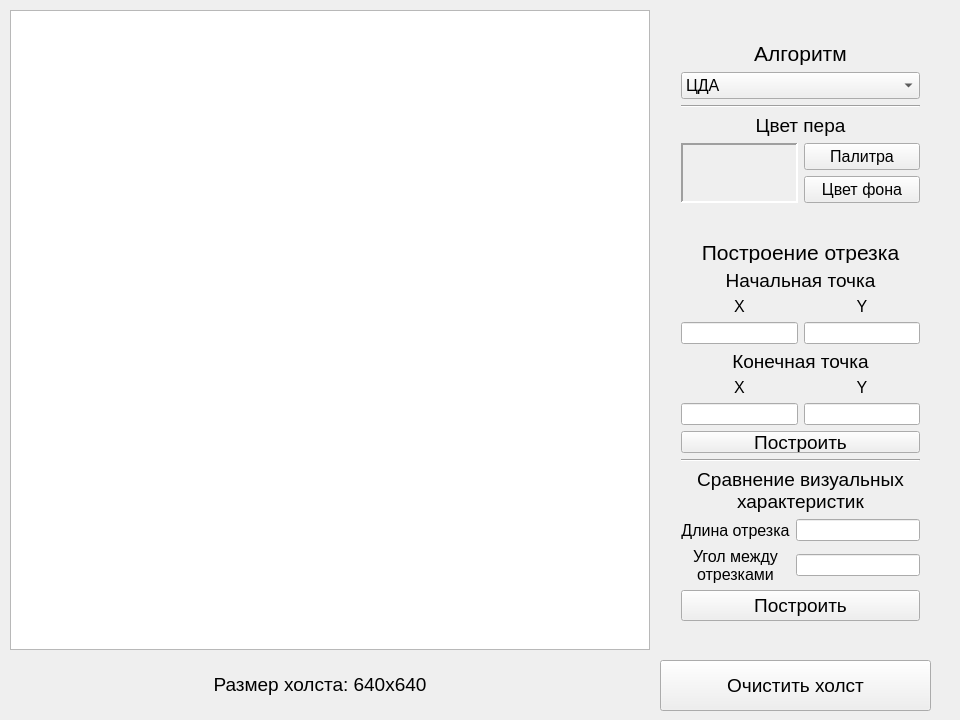
Qt form antsor/lab_03/mainwindow.ui (SGCube/IU7-Computer-Graphics) before a commit.
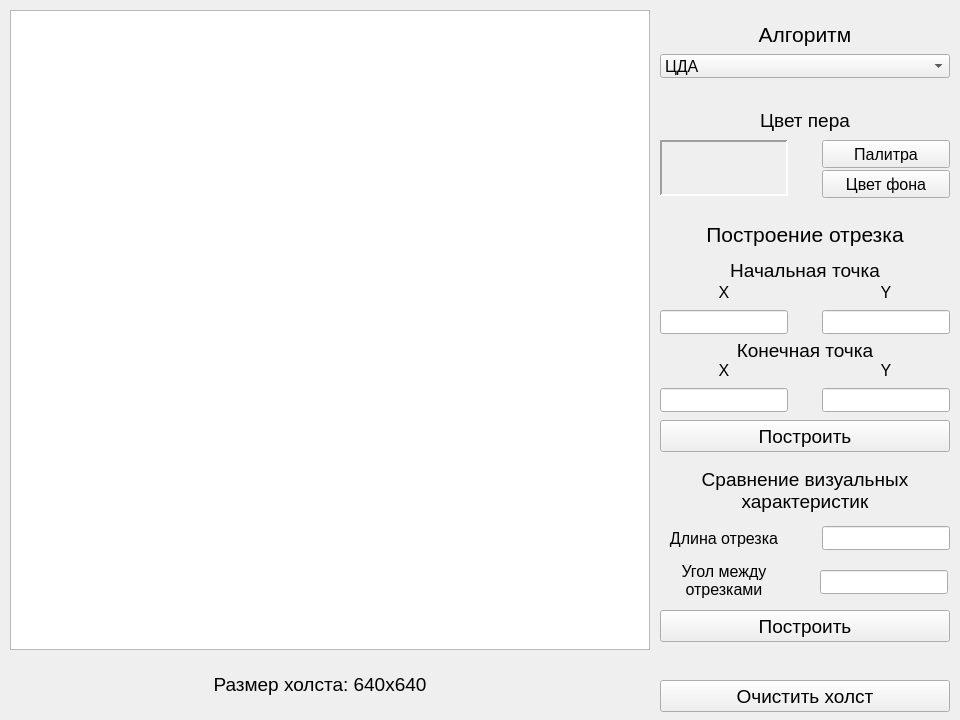
The same form after that commit.

Commit message: interface imporve

Diff of the .ui file:
```diff
--- a/antsor/lab_03/mainwindow.ui
+++ b/antsor/lab_03/mainwindow.ui
@@ -35,92 +35,52 @@
      <set>Qt::AlignCenter</set>
     </property>
    </widget>
-   <widget class="QWidget" name="gridLayoutWidget">
+   <widget class="QPushButton" name="clearButton">
     <property name="geometry">
      <rect>
-      <x>670</x>
-      <y>30</y>
-      <width>261</width>
-      <height>602</height>
+      <x>660</x>
+      <y>680</y>
+      <width>290</width>
+      <height>32</height>
      </rect>
     </property>
-    <layout class="QGridLayout" name="gridLayout">
-     <item row="7" column="0" colspan="2">
-      <widget class="Line" name="line_2">
-       <property name="lineWidth">
-        <number>1</number>
-       </property>
-       <property name="orientation">
-        <enum>Qt::Horizontal</enum>
-       </property>
-      </widget>
-     </item>
-     <item row="33" column="0" colspan="2">
-      <widget class="QPushButton" name="drawSunBtn">
        <property name="font">
         <font>
          <pointsize>14</pointsize>
         </font>
        </property>
        <property name="text">
-        <string>Построить</string>
-       </property>
-      </widget>
-     </item>
-     <item row="32" column="1">
-      <widget class="QLineEdit" name="angleEdit"/>
-     </item>
-     <item row="31" column="0">
-      <widget class="QLabel" name="label_4">
-       <property name="font">
-        <font>
-         <pointsize>12</pointsize>
-        </font>
-       </property>
-       <property name="text">
-        <string>Длина отрезка</string>
-       </property>
-       <property name="alignment">
-        <set>Qt::AlignCenter</set>
-       </property>
-      </widget>
-     </item>
-     <item row="31" column="1">
-      <widget class="QLineEdit" name="lenEdit"/>
-     </item>
-     <item row="30" column="0" colspan="2">
-      <widget class="QLabel" name="label_3">
-       <property name="font">
-        <font>
-         <pointsize>14</pointsize>
-        </font>
-       </property>
-       <property name="text">
-        <string>Сравнение визуальных
-характеристик</string>
-       </property>
-       <property name="alignment">
-        <set>Qt::AlignCenter</set>
-       </property>
-      </widget>
-     </item>
-     <item row="27" column="0" colspan="2">
-      <widget class="Line" name="line">
-       <property name="frameShadow">
-        <enum>QFrame::Sunken</enum>
-       </property>
-       <property name="lineWidth">
-        <number>1</number>
-       </property>
-       <property name="orientation">
-        <enum>Qt::Horizontal</enum>
-       </property>
-      </widget>
-     </item>
-     <item row="6" column="0" colspan="2">
-      <layout class="QGridLayout" name="gridLayout_5">
-       <item row="0" column="0">
+     <string>Очистить холст</string>
+    </property>
+   </widget>
+   <widget class="QGraphicsView" name="gView">
+    <property name="geometry">
+     <rect>
+      <x>10</x>
+      <y>10</y>
+      <width>640</width>
+      <height>640</height>
+     </rect>
+    </property>
+    <property name="verticalScrollBarPolicy">
+     <enum>Qt::ScrollBarAlwaysOff</enum>
+    </property>
+    <property name="horizontalScrollBarPolicy">
+     <enum>Qt::ScrollBarAlwaysOff</enum>
+    </property>
+    <property name="transformationAnchor">
+     <enum>QGraphicsView::NoAnchor</enum>
+    </property>
+   </widget>
         <widget class="QLabel" name="label_2">
+    <property name="geometry">
+     <rect>
+      <x>660</x>
+      <y>22</y>
+      <width>290</width>
+      <height>24</height>
+     </rect>
+    </property>
          <property name="font">
           <font>
            <pointsize>16</pointsize>
@@ -133,9 +93,15 @@
           <set>Qt::AlignCenter</set>
          </property>
         </widget>
-       </item>
-       <item row="1" column="0">
         <widget class="QComboBox" name="algBox">
+    <property name="geometry">
+     <rect>
+      <x>660</x>
+      <y>54</y>
+      <width>290</width>
+      <height>24</height>
+     </rect>
+    </property>
          <property name="font">
           <font>
            <pointsize>12</pointsize>
@@ -170,13 +136,15 @@
           </property>
          </item>
         </widget>
-       </item>
-      </layout>
-     </item>
-     <item row="14" column="0" colspan="2">
-      <layout class="QGridLayout" name="gridLayout_4">
-       <item row="0" column="0" colspan="2">
         <widget class="QLabel" name="colLabel">
+    <property name="geometry">
+     <rect>
+      <x>660</x>
+      <y>108</y>
+      <width>290</width>
+      <height>24</height>
+     </rect>
+    </property>
          <property name="font">
           <font>
            <pointsize>14</pointsize>
@@ -189,49 +157,15 @@
           <set>Qt::AlignCenter</set>
          </property>
         </widget>
-       </item>
-       <item row="3" column="0" colspan="2">
-        <spacer name="verticalSpacer">
-         <property name="orientation">
-          <enum>Qt::Vertical</enum>
-         </property>
-         <property name="sizeType">
-          <enum>QSizePolicy::Fixed</enum>
-         </property>
-         <property name="sizeHint" stdset="0">
-          <size>
-           <width>20</width>
-           <height>32</height>
-          </size>
-         </property>
-        </spacer>
-       </item>
-       <item row="2" column="1">
-        <widget class="QPushButton" name="bgcolBtn">
-         <property name="font">
-          <font>
-           <pointsize>12</pointsize>
-          </font>
-         </property>
-         <property name="text">
-          <string>Цвет фона</string>
-         </property>
-        </widget>
-       </item>
-       <item row="1" column="1">
-        <widget class="QPushButton" name="palletteBtn">
-         <property name="font">
-          <font>
-           <pointsize>12</pointsize>
-          </font>
-         </property>
-         <property name="text">
-          <string>Палитра</string>
-         </property>
-        </widget>
-       </item>
-       <item row="1" column="0" rowspan="2">
         <widget class="QLabel" name="colorFrame">
+    <property name="geometry">
+     <rect>
+      <x>660</x>
+      <y>140</y>
+      <width>128</width>
+      <height>56</height>
+     </rect>
+    </property>
          <property name="frameShape">
           <enum>QFrame::Panel</enum>
          </property>
@@ -248,16 +182,51 @@
           <set>Qt::AlignCenter</set>
          </property>
         </widget>
-       </item>
-      </layout>
-     </item>
-     <item row="26" column="0" colspan="2">
-      <layout class="QGridLayout" name="gridLayout_3">
-       <item row="8" column="1">
-        <widget class="QLineEdit" name="y2Edit"/>
-       </item>
-       <item row="0" column="0" colspan="2">
+   <widget class="QPushButton" name="palletteBtn">
+    <property name="geometry">
+     <rect>
+      <x>822</x>
+      <y>140</y>
+      <width>128</width>
+      <height>28</height>
+     </rect>
+    </property>
+    <property name="font">
+     <font>
+      <pointsize>12</pointsize>
+     </font>
+    </property>
+    <property name="text">
+     <string>Палитра</string>
+    </property>
+   </widget>
+   <widget class="QPushButton" name="bgcolBtn">
+    <property name="geometry">
+     <rect>
+      <x>822</x>
+      <y>170</y>
+      <width>128</width>
+      <height>28</height>
+     </rect>
+    </property>
+    <property name="font">
+     <font>
+      <pointsize>12</pointsize>
+     </font>
+    </property>
+    <property name="text">
+     <string>Цвет фона</string>
+    </property>
+   </widget>
         <widget class="QLabel" name="lineHeader">
+    <property name="geometry">
+     <rect>
+      <x>660</x>
+      <y>222</y>
+      <width>290</width>
+      <height>24</height>
+     </rect>
+    </property>
          <property name="font">
           <font>
            <pointsize>16</pointsize>
@@ -270,24 +239,15 @@
           <set>Qt::AlignCenter</set>
          </property>
         </widget>
-       </item>
-       <item row="2" column="0">
-        <widget class="QLabel" name="x1Label">
-         <property name="font">
-          <font>
-           <pointsize>12</pointsize>
-          </font>
-         </property>
-         <property name="text">
-          <string>X</string>
-         </property>
-         <property name="alignment">
-          <set>Qt::AlignCenter</set>
-         </property>
-        </widget>
-       </item>
-       <item row="1" column="0" colspan="2">
         <widget class="QLabel" name="p1Label">
+    <property name="geometry">
+     <rect>
+      <x>660</x>
+      <y>258</y>
+      <width>290</width>
+      <height>24</height>
+     </rect>
+    </property>
          <property name="sizePolicy">
           <sizepolicy hsizetype="Preferred" vsizetype="Fixed">
            <horstretch>0</horstretch>
@@ -306,9 +266,36 @@
           <set>Qt::AlignCenter</set>
          </property>
         </widget>
-       </item>
-       <item row="2" column="1">
+   <widget class="QLabel" name="x1Label">
+    <property name="geometry">
+     <rect>
+      <x>660</x>
+      <y>280</y>
+      <width>128</width>
+      <height>24</height>
+     </rect>
+    </property>
+    <property name="font">
+     <font>
+      <pointsize>12</pointsize>
+     </font>
+    </property>
+    <property name="text">
+     <string>X</string>
+    </property>
+    <property name="alignment">
+     <set>Qt::AlignCenter</set>
+    </property>
+   </widget>
         <widget class="QLabel" name="y1Label">
+    <property name="geometry">
+     <rect>
+      <x>822</x>
+      <y>280</y>
+      <width>128</width>
+      <height>24</height>
+     </rect>
+    </property>
          <property name="font">
           <font>
            <pointsize>12</pointsize>
@@ -321,15 +308,45 @@
           <set>Qt::AlignCenter</set>
          </property>
         </widget>
-       </item>
-       <item row="3" column="0">
-        <widget class="QLineEdit" name="x1Edit"/>
-       </item>
-       <item row="3" column="1">
-        <widget class="QLineEdit" name="y1Edit"/>
-       </item>
-       <item row="5" column="0" colspan="2">
+   <widget class="QLineEdit" name="x1Edit">
+    <property name="geometry">
+     <rect>
+      <x>660</x>
+      <y>310</y>
+      <width>128</width>
+      <height>24</height>
+     </rect>
+    </property>
+    <property name="font">
+     <font>
+      <pointsize>12</pointsize>
+     </font>
+    </property>
+   </widget>
+   <widget class="QLineEdit" name="y1Edit">
+    <property name="geometry">
+     <rect>
+      <x>822</x>
+      <y>310</y>
+      <width>128</width>
+      <height>24</height>
+     </rect>
+    </property>
+    <property name="font">
+     <font>
+      <pointsize>12</pointsize>
+     </font>
+    </property>
+   </widget>
         <widget class="QLabel" name="p2Label">
+    <property name="geometry">
+     <rect>
+      <x>660</x>
+      <y>338</y>
+      <width>290</width>
+      <height>24</height>
+     </rect>
+    </property>
          <property name="font">
           <font>
            <pointsize>14</pointsize>
@@ -342,9 +359,15 @@
           <set>Qt::AlignCenter</set>
          </property>
         </widget>
-       </item>
-       <item row="7" column="0">
         <widget class="QLabel" name="x2Label">
+    <property name="geometry">
+     <rect>
+      <x>660</x>
+      <y>358</y>
+      <width>128</width>
+      <height>24</height>
+     </rect>
+    </property>
          <property name="font">
           <font>
            <pointsize>12</pointsize>
@@ -357,9 +380,15 @@
           <set>Qt::AlignCenter</set>
          </property>
         </widget>
-       </item>
-       <item row="7" column="1">
         <widget class="QLabel" name="y2Label">
+    <property name="geometry">
+     <rect>
+      <x>822</x>
+      <y>358</y>
+      <width>128</width>
+      <height>24</height>
+     </rect>
+    </property>
          <property name="font">
           <font>
            <pointsize>12</pointsize>
@@ -372,12 +401,45 @@
           <set>Qt::AlignCenter</set>
          </property>
         </widget>
-       </item>
-       <item row="8" column="0">
-        <widget class="QLineEdit" name="x2Edit"/>
-       </item>
-       <item row="11" column="0" colspan="2">
+   <widget class="QLineEdit" name="x2Edit">
+    <property name="geometry">
+     <rect>
+      <x>660</x>
+      <y>388</y>
+      <width>128</width>
+      <height>24</height>
+     </rect>
+    </property>
+    <property name="font">
+     <font>
+      <pointsize>12</pointsize>
+     </font>
+    </property>
+   </widget>
+   <widget class="QLineEdit" name="y2Edit">
+    <property name="geometry">
+     <rect>
+      <x>822</x>
+      <y>388</y>
+      <width>128</width>
+      <height>24</height>
+     </rect>
+    </property>
+    <property name="font">
+     <font>
+      <pointsize>12</pointsize>
+     </font>
+    </property>
+   </widget>
         <widget class="QPushButton" name="drawLineBtn">
+    <property name="geometry">
+     <rect>
+      <x>660</x>
+      <y>420</y>
+      <width>290</width>
+      <height>32</height>
+     </rect>
+    </property>
          <property name="font">
           <font>
            <pointsize>14</pointsize>
@@ -387,11 +449,73 @@
           <string>Построить</string>
          </property>
         </widget>
-       </item>
-      </layout>
-     </item>
-     <item row="32" column="0">
+   <widget class="QLabel" name="label_3">
+    <property name="geometry">
+     <rect>
+      <x>660</x>
+      <y>466</y>
+      <width>290</width>
+      <height>48</height>
+     </rect>
+    </property>
+    <property name="font">
+     <font>
+      <pointsize>14</pointsize>
+     </font>
+    </property>
+    <property name="text">
+     <string>Сравнение визуальных
+характеристик</string>
+    </property>
+    <property name="alignment">
+     <set>Qt::AlignCenter</set>
+    </property>
+   </widget>
+   <widget class="QLabel" name="label_4">
+    <property name="geometry">
+     <rect>
+      <x>660</x>
+      <y>526</y>
+      <width>128</width>
+      <height>24</height>
+     </rect>
+    </property>
+    <property name="font">
+     <font>
+      <pointsize>12</pointsize>
+     </font>
+    </property>
+    <property name="text">
+     <string>Длина отрезка</string>
+    </property>
+    <property name="alignment">
+     <set>Qt::AlignCenter</set>
+    </property>
+   </widget>
+   <widget class="QLineEdit" name="lenEdit">
+    <property name="geometry">
+     <rect>
+      <x>822</x>
+      <y>526</y>
+      <width>128</width>
+      <height>24</height>
+     </rect>
+    </property>
+    <property name="font">
+     <font>
+      <pointsize>12</pointsize>
+     </font>
+    </property>
+   </widget>
       <widget class="QLabel" name="label_5">
+    <property name="geometry">
+     <rect>
+      <x>660</x>
+      <y>556</y>
+      <width>128</width>
+      <height>48</height>
+     </rect>
+    </property>
        <property name="font">
         <font>
          <pointsize>12</pointsize>
@@ -405,16 +529,28 @@
         <set>Qt::AlignCenter</set>
        </property>
       </widget>
-     </item>
-    </layout>
+   <widget class="QLineEdit" name="angleEdit">
+    <property name="geometry">
+     <rect>
+      <x>820</x>
+      <y>570</y>
+      <width>128</width>
+      <height>24</height>
+     </rect>
+    </property>
+    <property name="font">
+     <font>
+      <pointsize>12</pointsize>
+     </font>
+    </property>
    </widget>
-   <widget class="QPushButton" name="clearButton">
+   <widget class="QPushButton" name="drawSunBtn">
     <property name="geometry">
      <rect>
       <x>660</x>
-      <y>660</y>
-      <width>271</width>
-      <height>51</height>
+      <y>610</y>
+      <width>290</width>
+      <height>32</height>
      </rect>
     </property>
     <property name="font">
@@ -423,7 +559,7 @@
      </font>
     </property>
     <property name="text">
-     <string>Очистить холст</string>
+     <string>Построить</string>
     </property>
    </widget>
    <widget class="QGraphicsView" name="gView">
```
Left out of the diff: 46 changed lines with no effect on the pictures. Lines whose indentation alone changed are shown as unchanged. The commit also changes 2 other files.
